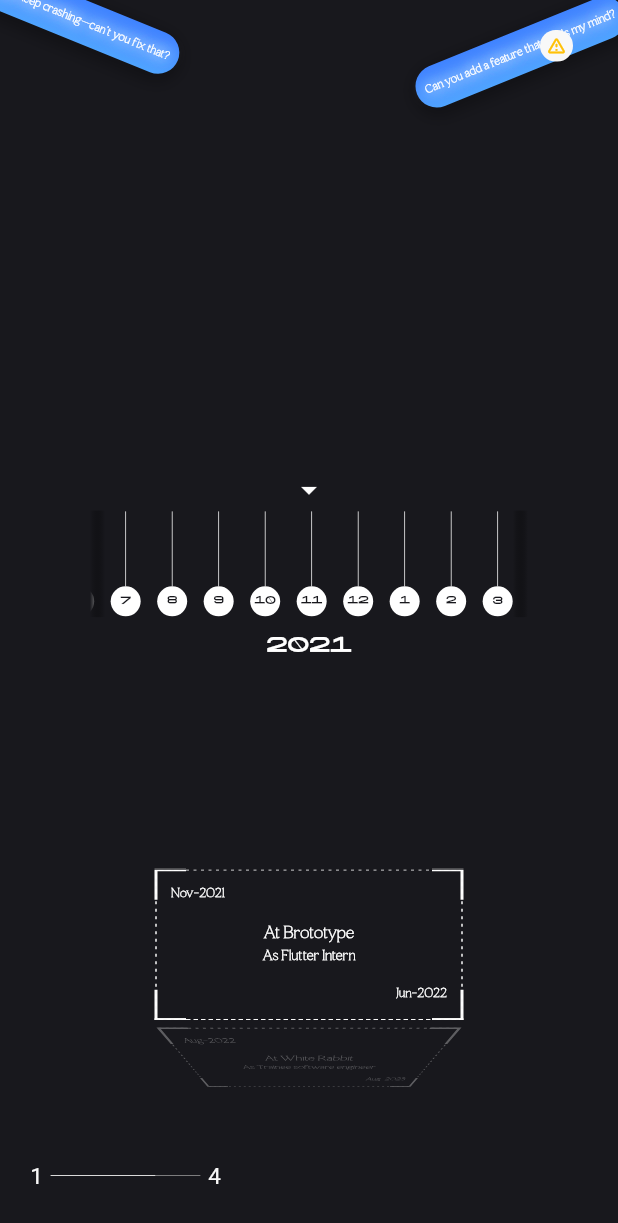
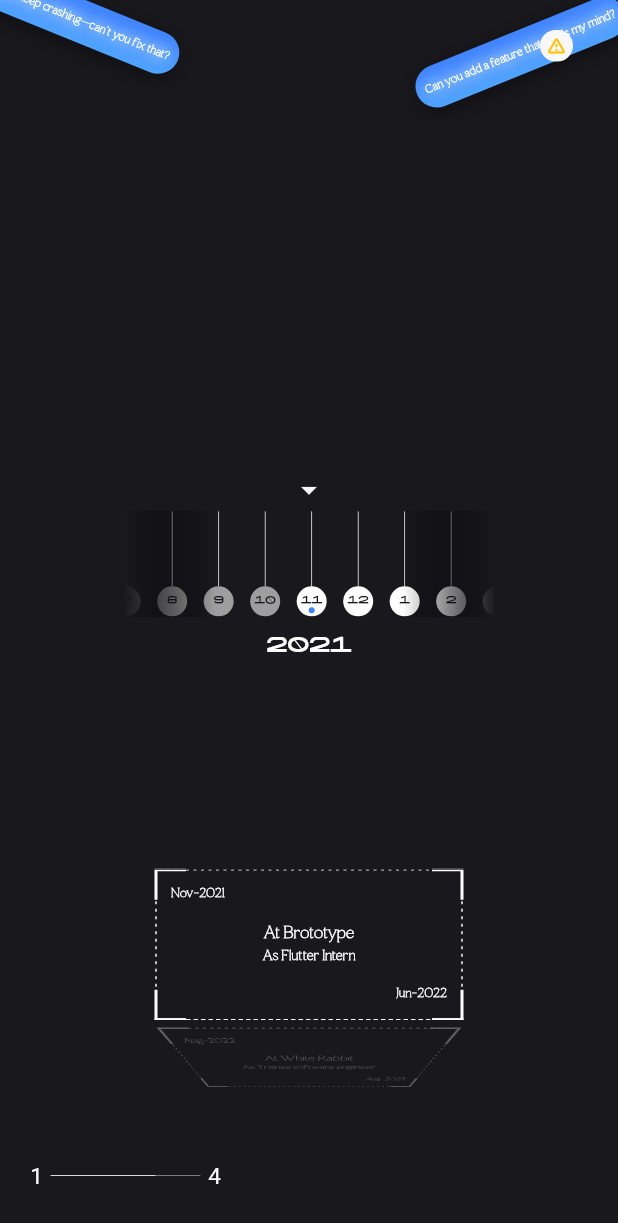
Before and after one commit to sidha6th/portfolio, a Flutter app: the screen it shows after launch, scrolled down 1152 dp, on a phone screen of 412 x 824 dp. Shown: the top 1223 px of the screen. Run offline on Flutter 3.47's test engine with Material 3 defaults, Android fonts, the phone set to English and light mode, and no system bars; drawn by our look-alikes of animated_flip_counter, dotted_border; our stand-ins replace animate_do, flutter_svg, stacked.

Commit message:
added shadow effect on time line wheel

```diff
--- a/lib/src/common/constants/personal.dart
+++ b/lib/src/common/constants/personal.dart
@@ -12,6 +12,12 @@ class KPersonal {
   static const skillsDescription =
       'Every project, every challenge, and every solution—these are the tools that have shaped my journey as a developer.';
   static final careerStartDate = DateTime(2021, 11);
+  static final milestoneDates = {
+    DateTime(2021, 11),
+    DateTime(2022, 8),
+    DateTime(2023, 8),
+    DateTime(2024, 10),
+  };
   static final careerJourney = <ExperienceDetails>[
     ExperienceDetails(
       org: 'Brototype',
--- a/lib/src/common/model/freezed_metrics.dart
+++ b/lib/src/common/model/freezed_metrics.dart
@@ -38,9 +38,12 @@ class FreezeMetrics {
   double get clampedOrigin => bottomDy.clamp(0, double.infinity);
   double get availableViewPortHeight => bottomDy.clamp(0, windowHeight);
 
-  void whenWindowResized(Size size, void Function(Size windowsSize) cb) {
+  void whenWindowResized(
+    Size size,
+    void Function(Size windowsSize) callback,
+  ) {
     if (size == windowSize) return;
-    return cb(windowSize);
+    return callback(windowSize);
   }
 
   @override
--- a/lib/src/modules/dashboard/presentation/widgets/slidable_title_widget.dart
+++ b/lib/src/modules/dashboard/presentation/widgets/slidable_title_widget.dart
@@ -58,8 +58,9 @@ class _SlidableTitleWidgetState extends State<SlidableTitleWidget> {
           viewModelBuilder: () => widget.model,
           disposeViewModel: false,
           builder: (context, model, child) {
+            final width = widget.windowSize.width;
             return SizedBox(
-              width: widget.windowSize.width * 0.4,
+              width: width < 600 ? width * 0.5 : width * 0.4,
               height: _titleHeight,
               child: ListView.builder(
                 primary: false,
--- a/lib/src/modules/sections/section_3/widgets/month_arrow_indicator.dart
+++ /dev/null
@@ -1,21 +0,0 @@
-import 'package:flutter/material.dart';
-import 'package:sidharth/src/common/constants/colors.dart';
-
-class MonthArrowIndicator extends StatelessWidget {
-  const MonthArrowIndicator({
-    super.key,
-  });
-
-  @override
-  Widget build(BuildContext context) {
-    return const Row(
-      mainAxisAlignment: MainAxisAlignment.center,
-      children: [
-        Icon(
-          Icons.arrow_drop_down,
-          color: AppColors.white,
-        ),
-      ],
-    );
-  }
-}
--- a/lib/src/modules/sections/section_3/widgets/month_indicator.dart
+++ b/lib/src/modules/sections/section_3/widgets/month_indicator.dart
@@ -6,10 +6,20 @@ import 'package:sidharth/src/common/widgets/box/colored_sided_box.dart';
 import 'package:sidharth/src/common/widgets/text/text_widget.dart';
 
 class MonthIndicatorWidget extends StatelessWidget {
-  const MonthIndicatorWidget(this.month, {required this.height, super.key});
+  const MonthIndicatorWidget(
+    this.month, {
+    required this.height,
+    this.indicate = false,
+    this.indicatorStickWidth = 0.5,
+    this.color = AppColors.white,
+    super.key,
+  });
 
   final int month;
+  final Color color;
+  final bool indicate;
   final double height;
+  final double indicatorStickWidth;
 
   @override
   Widget build(BuildContext context) {
@@ -23,11 +33,14 @@ class MonthIndicatorWidget extends StatelessWidget {
           children: [
             ColoredSizedBox(
               height: height,
-              width: 0.5,
+              width: indicatorStickWidth,
             ),
+            Stack(
+              alignment: Alignment.bottomCenter,
+              children: [
                 CircleAvatar(
                   radius: 10,
-              backgroundColor: AppColors.white,
+                  backgroundColor: color,
                   child: TextWidget(
                     month,
                     style: const TextStyle(
@@ -37,6 +50,20 @@ class MonthIndicatorWidget extends StatelessWidget {
                     ),
                   ),
                 ),
+                if (indicate)
+                  const Padding(
+                    padding: EdgeInsets.only(bottom: 2),
+                    child: DecoratedBox(
+                      position: DecorationPosition.foreground,
+                      decoration: BoxDecoration(
+                        shape: BoxShape.circle,
+                        color: AppColors.blue,
+                      ),
+                      child: SizedBox.square(dimension: 4),
+                    ),
+                  ),
+              ],
+            ),
           ],
         ),
       ),
--- a/lib/src/modules/sections/section_3/widgets/shadow_widget.dart
+++ b/lib/src/modules/sections/section_3/widgets/shadow_widget.dart
@@ -4,14 +4,16 @@ import 'package:sidharth/src/common/constants/colors.dart';
 class TimeLineShadowWidget extends StatelessWidget {
   const TimeLineShadowWidget.start({
     required this.height,
-    this.stops = const [0.8, 1],
+    required this.width,
+    this.stops = const [0.5, 1],
     this.alignment = Alignment.centerLeft,
     this.colors = const [AppColors.black, Colors.transparent],
     super.key,
   });
   const TimeLineShadowWidget.end({
     required this.height,
-    this.stops = const [0, 0.2],
+    required this.width,
+    this.stops = const [0, 0.5],
     this.alignment = Alignment.centerRight,
     this.colors = const [Colors.transparent, AppColors.black],
     super.key,
@@ -21,6 +23,7 @@ class TimeLineShadowWidget extends StatelessWidget {
   final List<double> stops;
   final double height;
   final List<Color> colors;
+  final double width;
 
   @override
   Widget build(BuildContext context) {
@@ -35,7 +38,7 @@ class TimeLineShadowWidget extends StatelessWidget {
         ),
         child: SizedBox(
           height: height,
-          width: 50,
+          width: width,
         ),
       ),
     );
--- a/lib/src/modules/sections/section_3/widgets/time_line_calendar.dart
+++ b/lib/src/modules/sections/section_3/widgets/time_line_calendar.dart
@@ -1,13 +1,13 @@
 import 'dart:async';
 
 import 'package:flutter/material.dart';
+import 'package:sidharth/src/common/constants/colors.dart';
 import 'package:sidharth/src/common/constants/dimensions.dart';
 import 'package:sidharth/src/common/constants/durations.dart';
 import 'package:sidharth/src/common/constants/personal.dart';
 import 'package:sidharth/src/common/model/freezed_metrics.dart';
 import 'package:sidharth/src/modules/sections/section_3/widgets/career_details_holding_widget.dart';
 import 'package:sidharth/src/modules/sections/section_3/widgets/career_preview_card.dart';
-import 'package:sidharth/src/modules/sections/section_3/widgets/month_arrow_indicator.dart';
 import 'package:sidharth/src/modules/sections/section_3/widgets/time_line_widget.dart';
 import 'package:sidharth/src/modules/sections/section_3/widgets/year_indicator_text_widget.dart';
 
@@ -24,11 +24,17 @@ class TimeLineCalendar extends StatefulWidget {
 }
 
 class _TimeLineCalendarState extends State<TimeLineCalendar> {
+  late final arrow = const Icon(
+    Icons.arrow_drop_down,
+    color: AppColors.offWhite,
+  );
+
   late var size = widget._metrics.windowSize;
   final _careerCardExtend = 100.0;
   late final timeLineController = ScrollController();
   late final listWheelController = ScrollController();
   final careerStartDateTime = KPersonal.careerStartDate;
+  final now = DateTime.now();
 
   double _leftSpacing = 0;
   double _rightSpacing = 0;
@@ -88,30 +94,31 @@ class _TimeLineCalendarState extends State<TimeLineCalendar> {
         ),
         Column(
           children: [
-            const MonthArrowIndicator(),
+            arrow,
             TimeLineWidget(
-              clampedWidth: clampedWindowWidth,
-              controller: timeLineController,
+              now: now,
               leftSpacing: _leftSpacing,
               rightSpacing: _rightSpacing,
+              controller: timeLineController,
+              clampedWidth: clampedWindowWidth,
+              careerStartDateTime: careerStartDateTime,
               leftMonthFillerCount: _leftMonthFillerCount,
               rightMonthFillerCount: _rightMonthFillerCount,
-              careerStartDateTime: careerStartDateTime,
             ),
             YearIndicatorTextWidget(
+              year: _currentDate.year,
               enteredIntoCareerTimeLine: _enteredIntoCareerTimeLine,
-              year: _currentDate.year,
             ),
           ],
         ),
         SizedBox(
           height: 200,
           child: ListWheelScrollView.useDelegate(
+            perspective: 0.01,
             itemExtent: _careerCardExtend,
+            overAndUnderCenterOpacity: 0.3,
             controller: listWheelController,
             physics: const NeverScrollableScrollPhysics(),
-            perspective: 0.01,
-            overAndUnderCenterOpacity: 0.3,
             childDelegate: ListWheelChildBuilderDelegate(
               childCount: KPersonal.careerJourney.length,
               builder: (context, index) {
--- a/lib/src/modules/sections/section_3/widgets/time_line_widget.dart
+++ b/lib/src/modules/sections/section_3/widgets/time_line_widget.dart
@@ -1,5 +1,7 @@
 import 'package:flutter/material.dart';
+import 'package:sidharth/src/common/constants/colors.dart';
 import 'package:sidharth/src/common/constants/dimensions.dart';
+import 'package:sidharth/src/common/constants/personal.dart';
 import 'package:sidharth/src/modules/sections/section_3/widgets/month_indicator.dart';
 import 'package:sidharth/src/modules/sections/section_3/widgets/shadow_widget.dart';
 
@@ -12,6 +14,7 @@ class TimeLineWidget extends StatelessWidget {
     required this.leftMonthFillerCount,
     required this.rightMonthFillerCount,
     required this.careerStartDateTime,
+    required this.now,
     super.key,
   });
 
@@ -22,6 +25,7 @@ class TimeLineWidget extends StatelessWidget {
   final int leftMonthFillerCount;
   final int rightMonthFillerCount;
   final DateTime careerStartDateTime;
+  final DateTime now;
 
   @override
   Widget build(BuildContext context) {
@@ -47,14 +51,24 @@ class TimeLineWidget extends StatelessWidget {
                 careerStartDateTime.year,
                 (careerStartDateTime.month - leftMonthFillerCount) + index,
               );
+              final dateTimeWithPreviousMonth = DateTime(
+                KPersonal.careerStartDate.year,
+                KPersonal.careerStartDate.month - 1,
+              );
+              final isInCareerTimeLine =
+                  dateTime.isAfter(dateTimeWithPreviousMonth) &&
+                      dateTime.isBefore(now);
+
               return MonthIndicatorWidget(
+                height: 50,
                 dateTime.month,
-                height: 50,
+                indicate: KPersonal.milestoneDates.contains(dateTime),
+                color: isInCareerTimeLine ? AppColors.white : Colors.grey,
               );
             },
           ),
-          const TimeLineShadowWidget.start(height: 71),
-          const TimeLineShadowWidget.end(height: 71),
+          TimeLineShadowWidget.start(height: 71, width: clampedWidth * 0.3),
+          TimeLineShadowWidget.end(height: 71, width: clampedWidth * 0.3),
         ],
       ),
     );
```
Lines whose indentation alone changed are shown as unchanged.
